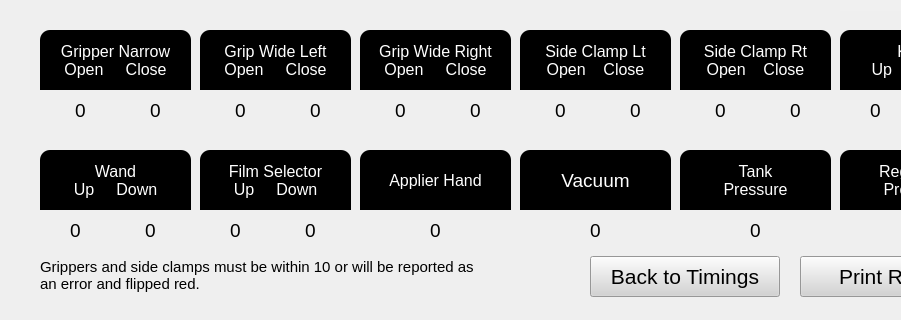
This is Windux/Application/shared/sessionHandler/screens/operateNewWrapperRunIn.ui in itwfeg/NGW-Branch-4.2.300 as Qt 5 draws it before an edit; both pictures show x 0 to 901 and y 280 to 600 of the 1024 by 600 pixel window. The edited form follows.
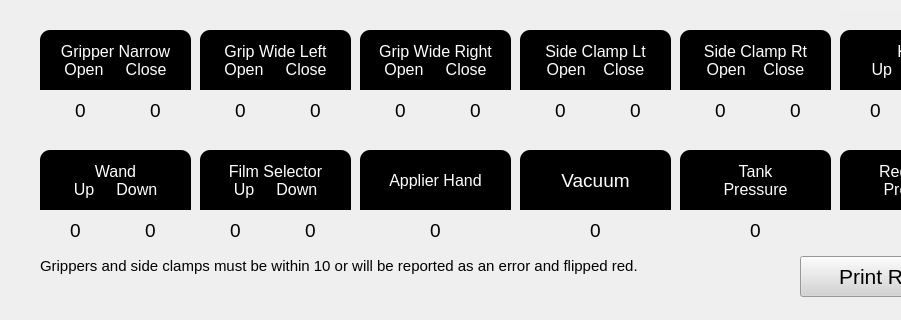
This is the edited form.

Patch:
```diff
--- a/Windux/Application/shared/sessionHandler/screens/operateNewWrapperRunIn.ui
+++ b/Windux/Application/shared/sessionHandler/screens/operateNewWrapperRunIn.ui
@@ -1373,8 +1373,8 @@
     <rect>
      <x>40</x>
      <y>530</y>
-     <width>451</width>
-     <height>51</height>
+     <width>741</width>
+     <height>31</height>
     </rect>
    </property>
    <property name="font">
@@ -1391,9 +1391,6 @@
    <property name="alignment">
     <set>Qt::AlignLeading|Qt::AlignLeft|Qt::AlignVCenter</set>
    </property>
-   <property name="wordWrap">
-    <bool>true</bool>
-   </property>
   </widget>
   <widget class="QPushButton" name="lblCycleCountsTitle">
    <property name="geometry">
@@ -1486,48 +1483,6 @@
     <string>Print Report</string>
    </property>
   </widget>
-  <widget class="QPushButton" name="butBackToTimings">
-   <property name="geometry">
-    <rect>
-     <x>590</x>
-     <y>536</y>
-     <width>190</width>
-     <height>41</height>
-    </rect>
-   </property>
-   <property name="sizePolicy">
-    <sizepolicy hsizetype="Fixed" vsizetype="Fixed">
-     <horstretch>0</horstretch>
-     <verstretch>0</verstretch>
-    </sizepolicy>
-   </property>
-   <property name="minimumSize">
-    <size>
-     <width>190</width>
-     <height>41</height>
-    </size>
-   </property>
-   <property name="maximumSize">
-    <size>
-     <width>800</width>
-     <height>526</height>
-    </size>
-   </property>
-   <property name="font">
-    <font>
-     <pointsize>16</pointsize>
-     <weight>50</weight>
-     <bold>false</bold>
-    </font>
-   </property>
-   <property name="styleSheet">
-    <string notr="true">color: rgb(0, 0, 0);
-background-color: rgb(211, 211, 211);</string>
-   </property>
-   <property name="text">
-    <string>Back to Timings</string>
-   </property>
-  </widget>
   <zorder>lblPrimary</zorder>
   <zorder>lblSecondary</zorder>
   <zorder>lblBelt</zorder>
```
Left out of the diff: 1 changed line with no effect on the pictures.
